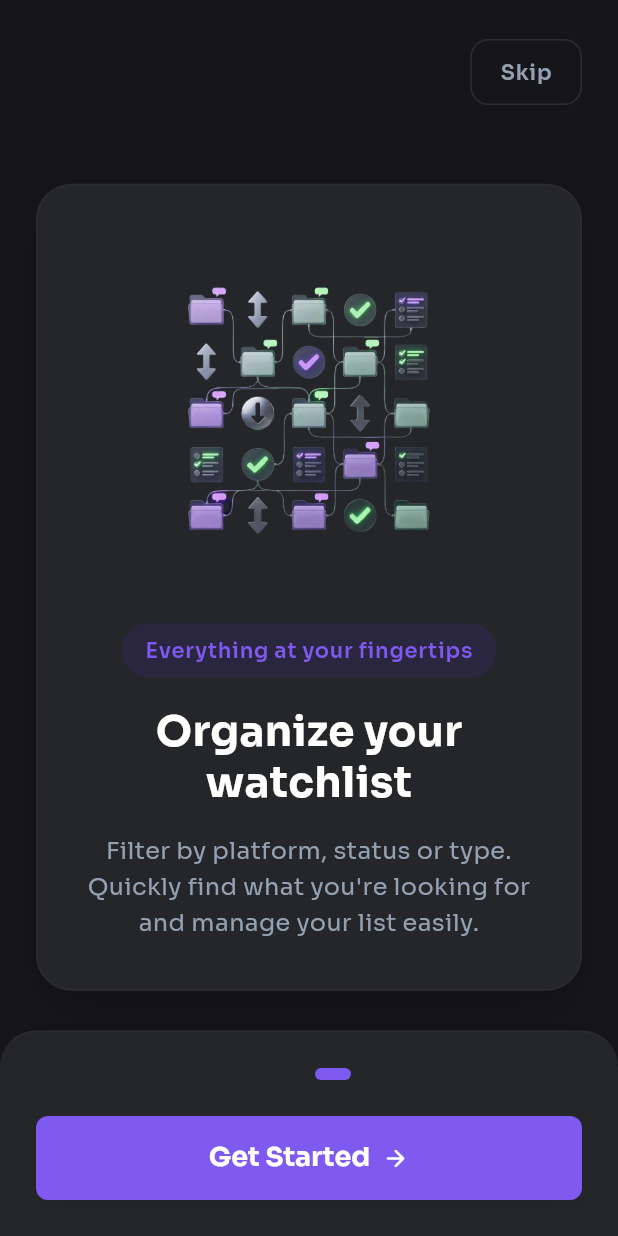
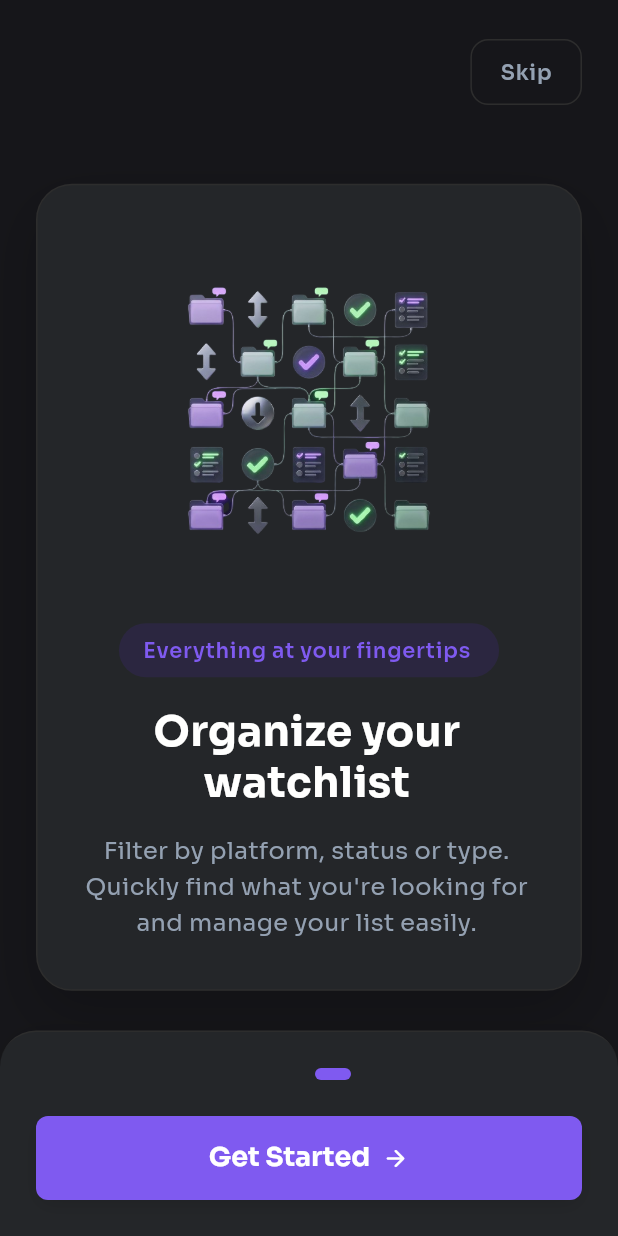
Before and after one commit to badiniibrahim/ReWatch, a Flutter app: the screen it shows after launch, swiped to page 3, on a phone screen of 412 x 824 dp. Run offline on Flutter 3.47's test engine with Material 3 defaults, Android fonts, the phone set to English and light mode, and no system bars; our stand-ins replace cloud_firestore, dio, firebase_auth, firebase_core, firebase_storage, fluentui_system_icons and 12 more; accounts and stored records are empty.

Commit message:
Update iOS project configuration and enhance text handling for better user experience
- Updated Podfile to set the platform to iOS 17.0.
- Added Podfile.lock to track dependencies.
- Fixed a typo in AppDelegate.swift for proper launch options handling.
- Updated project.pbxproj to include new Pods and framework configurations.
- Introduced new widgets to disable automatic data detection on iOS, preventing unwanted text highlights.
- Refactored text handling in various widgets to use the new adaptive text features.
- Added SplashView and SplashController for improved app launch experience.
- Updated routing to include a splash screen before onboarding.

```diff
--- a/lib/core/widgets/adaptive_text_field.dart
+++ b/lib/core/widgets/adaptive_text_field.dart
@@ -106,6 +106,8 @@ class AdaptiveTextField extends StatelessWidget {
         enabled: enabled,
         maxLines: maxLines,
         textAlign: textAlign,
+        autocorrect: false, // Désactiver la correction automatique
+        enableSuggestions: false, // Désactiver les suggestions
         style:
             style ??
             TextStyle(
--- a/lib/core/widgets/adaptive_widgets.dart
+++ b/lib/core/widgets/adaptive_widgets.dart
@@ -7,6 +7,8 @@ library adaptive_widgets;
 export 'adaptive_button.dart';
 export 'adaptive_outlined_button.dart';
 export 'adaptive_text_field.dart';
+export 'adaptive_text.dart';
+export 'text_no_detection.dart';
 export 'adaptive_scaffold.dart';
 export 'adaptive_bottom_navigation.dart';
 export 'adaptive_dialog.dart';
--- a/lib/features/onboarding/views/onboarding_view.dart
+++ b/lib/features/onboarding/views/onboarding_view.dart
@@ -2,6 +2,7 @@ import 'dart:ui';
 import 'package:flutter/material.dart';
 import 'package:get/get.dart';
 import '../../../../core/config/app_colors.dart';
+import '../../../../core/config/app_themes.dart';
 import '../../../../core/widgets/adaptive_widgets.dart';
 import '../controllers/onboarding_controller.dart';
 import '../widgets/page_indicator.dart';
@@ -52,7 +53,8 @@ class OnboardingView extends GetView<OnboardingController> {
                         ),
                         child: Text(
                           'onboarding_skip'.tr,
-                          style: const TextStyle(
+                          style: TextStyle(
+                            fontFamily: AppThemes.kFontFamily,
                             color: AppColors.kTextSecondary,
                             fontSize: 14,
                             fontWeight: FontWeight.w600,
@@ -139,7 +141,8 @@ class OnboardingView extends GetView<OnboardingController> {
                                           controller.pages.length - 1
                                       ? 'onboarding_next'.tr
                                       : 'onboarding_start'.tr,
-                                  style: const TextStyle(
+                                  style: TextStyle(
+                                    fontFamily: AppThemes.kFontFamily,
                                     fontSize: 18,
                                     fontWeight: FontWeight.bold,
                                     color: Colors.white,
@@ -235,38 +238,53 @@ class OnboardingView extends GetView<OnboardingController> {
                     color: AppColors.kPrimaryContainer,
                     borderRadius: BorderRadius.circular(20),
                   ),
-                  child: Text(
-                    subtitle,
-                    style: const TextStyle(
+                  child: SelectableText.rich(
+                    TextSpan(
+                      text: subtitle,
+                      style: TextStyle(
+                        fontFamily: AppThemes.kFontFamily,
                         fontSize: 14,
                         color: AppColors.kPrimary,
                         fontWeight: FontWeight.w600,
                         letterSpacing: 0.5,
                       ),
                     ),
+                    enableInteractiveSelection: false,
+                    showCursor: false,
+                  ),
                 ),
                 const SizedBox(height: 20),
                 // Title
-                Text(
-                  title,
-                  textAlign: TextAlign.center,
-                  style: const TextStyle(
+                SelectableText.rich(
+                  TextSpan(
+                    text: title,
+                    style: TextStyle(
+                      fontFamily: AppThemes.kFontFamily,
                       fontSize: 28,
                       fontWeight: FontWeight.bold,
                       color: AppColors.kTextPrimary,
                       height: 1.2,
                     ),
                   ),
+                  textAlign: TextAlign.center,
+                  enableInteractiveSelection: false,
+                  showCursor: false,
+                ),
                 const SizedBox(height: 16),
                 // Description
-                Text(
-                  description,
-                  textAlign: TextAlign.center,
-                  style: const TextStyle(
+                SelectableText.rich(
+                  TextSpan(
+                    text: description,
+                    style: TextStyle(
+                      fontFamily: AppThemes.kFontFamily,
                       fontSize: 16,
                       color: AppColors.kTextSecondary,
                       height: 1.5,
                     ),
+                  ),
+                  textAlign: TextAlign.center,
+                  enableInteractiveSelection: false,
+                  showCursor: false,
                 ),
               ],
             ),
--- /dev/null
+++ b/lib/features/splash/presentation/bindings/splash_binding.dart
@@ -0,0 +1,9 @@
+import 'package:get/get.dart';
+import '../controllers/splash_controller.dart';
+
+class SplashBinding extends Bindings {
+  @override
+  void dependencies() {
+    Get.put<SplashController>(SplashController());
+  }
+}
--- a/lib/main.dart
+++ b/lib/main.dart
@@ -30,8 +30,8 @@ void main() async {
   // Initialisation des services (Firebase, Storage, etc.)
   await Initializer.init();
 
-  // Détermination de la route initiale
-  final initialRoute = await Routes.initial;
+  // Détermination de la route initiale (Splash Screen)
+  const initialRoute = Routes.splash;
 
   // Lancement de l'application
   runApp(App(initialRoute: initialRoute));
--- a/lib/routes/app_pages.dart
+++ b/lib/routes/app_pages.dart
@@ -18,12 +18,20 @@ import '../features/watch/presentation/views/watch_item_form_view.dart';
 import '../features/watch/presentation/views/watch_item_detail_view.dart';
 import '../features/main/presentation/bindings/main_binding.dart';
 
+import '../features/splash/presentation/bindings/splash_binding.dart';
+import '../features/splash/presentation/views/splash_view.dart';
+
 part 'app_routes.dart';
 
 class AppPages {
   AppPages._();
 
   static final List<GetPage> routes = [
+    GetPage(
+      name: Routes.splash,
+      page: () => const SplashView(),
+      binding: SplashBinding(),
+    ),
     GetPage(
       name: Routes.onboarding,
       page: () => const OnboardingView(),
--- a/lib/routes/app_routes.dart
+++ b/lib/routes/app_routes.dart
@@ -10,8 +10,7 @@ abstract class Routes {
 
     try {
       Get.find<LocaleStorageService>().debugStorage();
-    } catch (e) {
-    }
+    } catch (e) {}
 
     bool onboardingIsCompleted = false;
     try {
@@ -60,12 +59,14 @@ abstract class Routes {
   static const String watchAdd = _Paths.watchAdd;
   static const String watchEdit = _Paths.watchEdit;
   static const String watchDetail = _Paths.watchDetail;
+  static const String splash = _Paths.splash;
 }
 
 ///
 abstract class _Paths {
   _Paths._();
 
+  static const String splash = '/splash';
   static const String main = '/main';
   static const String signIn = '/sign-in';
   static const String signUp = '/sign-up';
@@ -76,5 +77,4 @@ abstract class _Paths {
   static const String watchAdd = '/watch/add';
   static const String watchEdit = '/watch/edit';
   static const String watchDetail = '/watch/detail';
-
 }
```
Also changed, not shown: lib/app.dart (+17 -1 lines), lib/core/widgets/adaptive_text.dart (added, +67 -0 lines), lib/core/widgets/no_data_detection_text.dart (added, +45 -0 lines), lib/core/widgets/text_no_detection.dart (added, +70 -0 lines), lib/features/splash/presentation/controllers/splash_controller.dart (added, +56 -0 lines), lib/features/splash/presentation/views/splash_view.dart (added, +46 -0 lines), 5 other files. Lines whose indentation alone changed are shown as unchanged.
